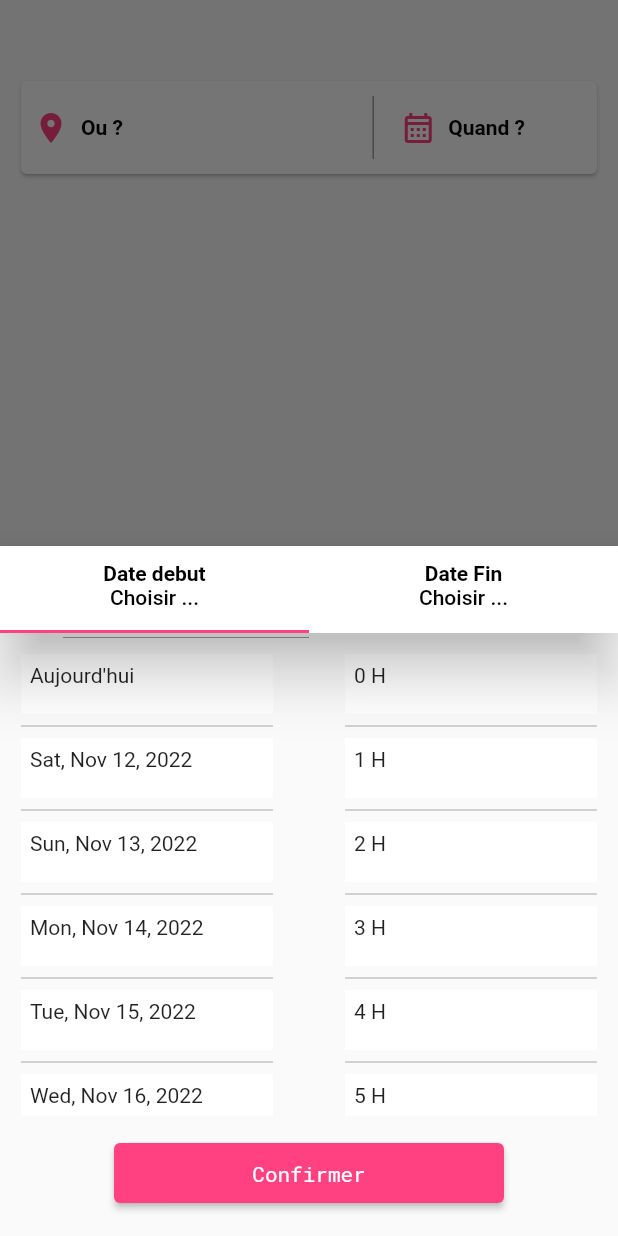
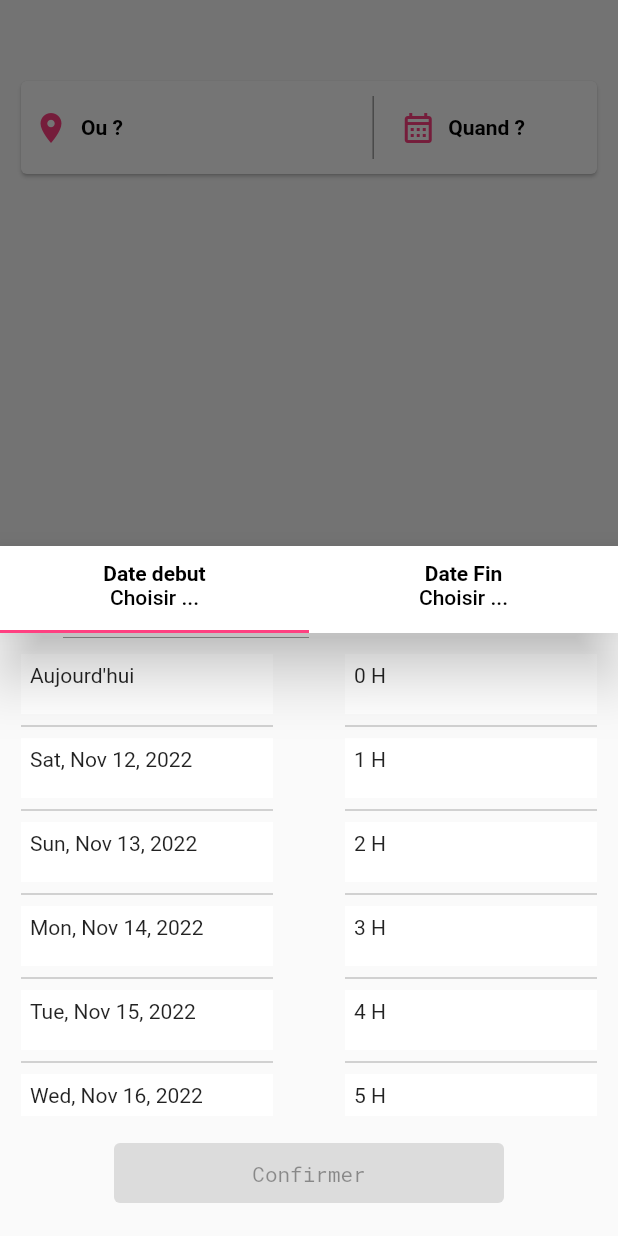
Before and after one commit to Moustapha918/general-drive-mobile, a Flutter app: the screen it shows after launch, after a tap on "Quand ?", on a phone screen of 412 x 824 dp. Run offline on Flutter 3.47's test engine with Material 2 defaults, Android fonts, the phone set to English and light mode, and no system bars; our stand-ins replace flutter_dotenv, multi_select_flutter; network calls fail.

```diff
--- a/lib/booking_dates_modal.dart
+++ b/lib/booking_dates_modal.dart
@@ -64,9 +64,12 @@ class _BookingDatesModalState extends State<BookingDatesModal> {
                                 fontWeight: FontWeight.bold),
                           ),
                           Text(
-                            pickedStartDay == null
-                                ? 'Choisir ...'
-                                : DateFormat.MEd().format(pickedStartDay!),
+                            pickedStartDay != null && pickedStartHour != null
+                                ? DateFormat.MEd().format(pickedStartDay!) +
+                                    ' à ' +
+                                    pickedStartHour.toString() +
+                                    'H'
+                                : 'Choisir ...',
                             style: const TextStyle(color: Colors.black),
                           )
                         ],
@@ -81,9 +84,12 @@ class _BookingDatesModalState extends State<BookingDatesModal> {
                                   fontWeight: FontWeight.bold),
                             ),
                             Text(
-                              pickedEndDay == null
-                                  ? 'Choisir ...'
-                                  : DateFormat.MEd().format(pickedEndDay!),
+                              pickedEndDay != null && pickedEndHour != null
+                                  ? DateFormat.MEd().format(pickedEndDay!) +
+                                      ' à ' +
+                                      pickedEndHour.toString() +
+                                      'H'
+                                  : 'Choisir ...',
                               style: const TextStyle(color: Colors.black),
                             )
                           ],
@@ -258,21 +264,27 @@ class _BookingDatesModalState extends State<BookingDatesModal> {
             height: 60,
             child: ElevatedButton(
               style: confirmationButtonStyle,
-              onPressed: () {
+              onPressed: (false != null &&
+                      pickedEndDay != null &&
+                      pickedStartHour != null &&
+                      pickedEndHour != null)
+                  ? () {
                       pickedStartDay = DateTime(
                           pickedStartDay!.year,
                           pickedStartDay!.month,
                           pickedStartDay!.day,
                           pickedStartHour!);
-                pickedEndDay = DateTime(pickedEndDay!.year, pickedEndDay!.month,
-                    pickedEndDay!.day, pickedEndHour!);
+                      pickedEndDay = DateTime(
+                          pickedEndDay!.year,
+                          pickedEndDay!.month,
+                          pickedEndDay!.day,
+                          pickedEndHour!);
 
                       context
                           .read<FilterVehicleNotfier>()
                           .updateBookingDates(pickedStartDay!, pickedEndDay!);
-
-                print(DateFormat.yMMMMEEEEd().format(pickedStartDay!));
-              },
+                    }
+                  : null,
               child: const Text("Confirmer"),
             ),
           )
```
Lines whose indentation alone changed are shown as unchanged.
